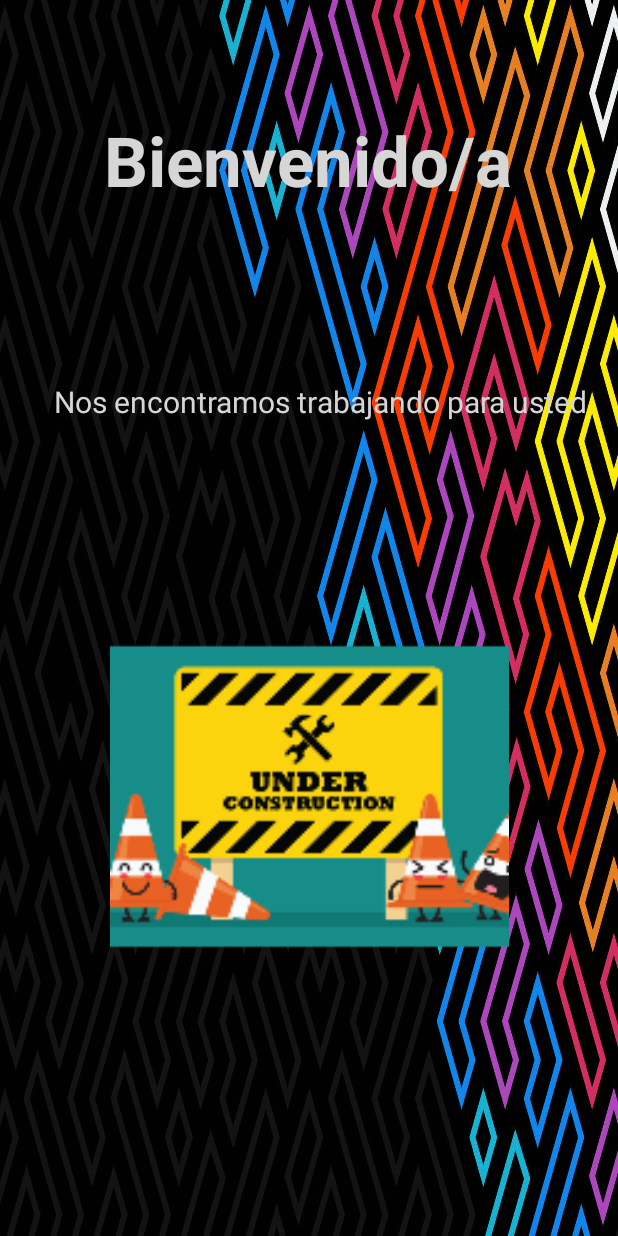
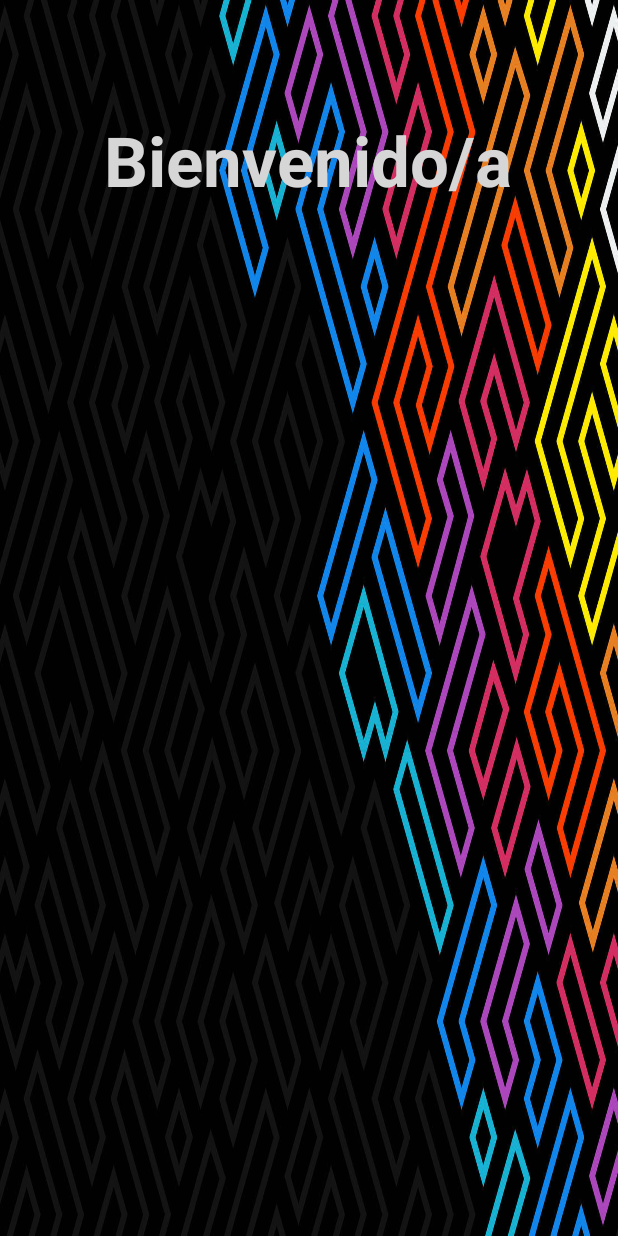
Before and after one commit to Demozath/as_actividad2, an Android app: the LobbyActivity screen opened directly, with no data from a screen before it, on a phone screen of 412 x 824 dp. Run offline under Robolectric (Android 15) with nearby library versions, the phone set to English and light mode, and no system bars.

Commit message:
Se eliminan datos que no se usarán en el activity_lobby

```diff
--- a/app/src/main/res/layout/activity_lobby.xml
+++ b/app/src/main/res/layout/activity_lobby.xml
@@ -21,31 +21,4 @@
         app:layout_constraintStart_toStartOf="parent"
         app:layout_constraintTop_toTopOf="parent" />
 
-    <ImageView
-        android:id="@+id/imageView4"
-        android:layout_width="298dp"
-        android:layout_height="266dp"
-        android:layout_marginStart="36dp"
-        android:layout_marginEnd="36dp"
-        android:layout_marginBottom="111dp"
-        app:layout_constraintBottom_toBottomOf="parent"
-        app:layout_constraintEnd_toEndOf="parent"
-        app:layout_constraintStart_toStartOf="parent"
-        app:layout_constraintTop_toBottomOf="@+id/textView4"
-        app:srcCompat="@mipmap/ic_lobby_construction_foreground" />
-
-    <TextView
-        android:id="@+id/textView4"
-        android:layout_width="wrap_content"
-        android:layout_height="wrap_content"
-        android:layout_marginStart="36dp"
-        android:layout_marginTop="205dp"
-        android:layout_marginBottom="67dp"
-        android:text="Nos encontramos trabajando para usted"
-        android:textColor="@color/white"
-        android:textSize="20dp"
-        app:layout_constraintBottom_toTopOf="@+id/imageView4"
-        app:layout_constraintStart_toStartOf="parent"
-        app:layout_constraintTop_toTopOf="parent" />
-
 </androidx.constraintlayout.widget.ConstraintLayout>
```
